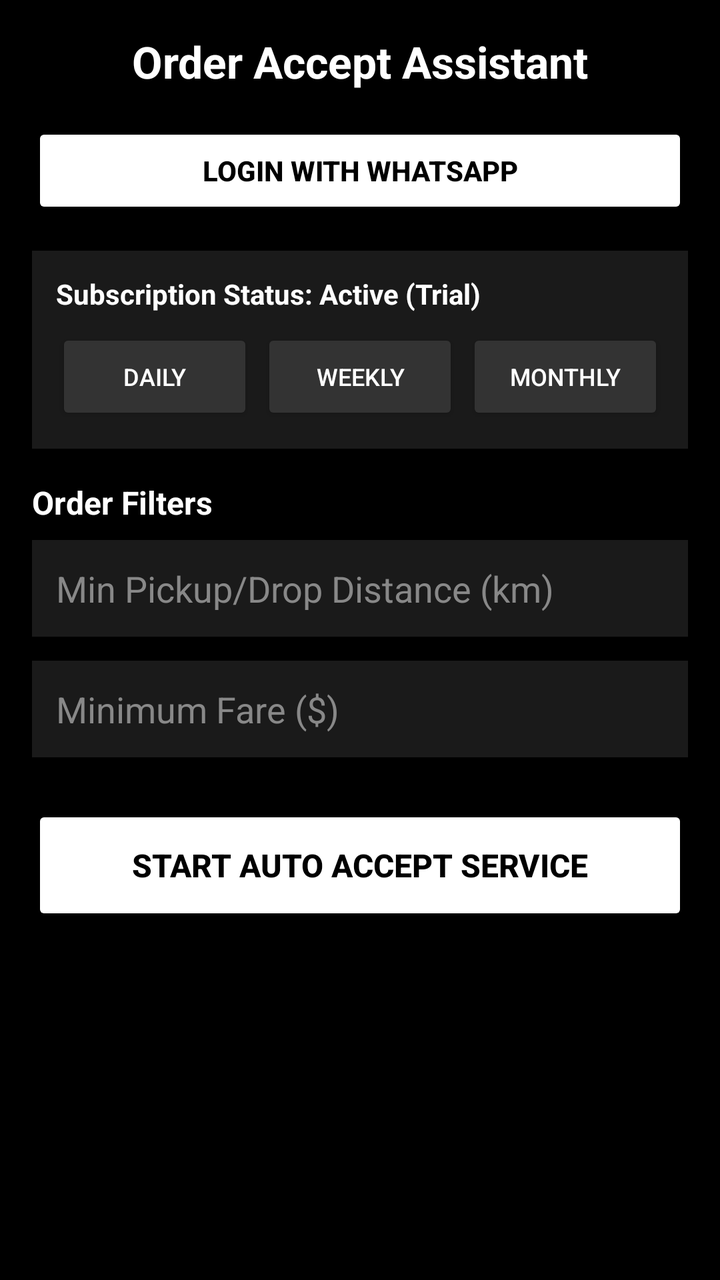
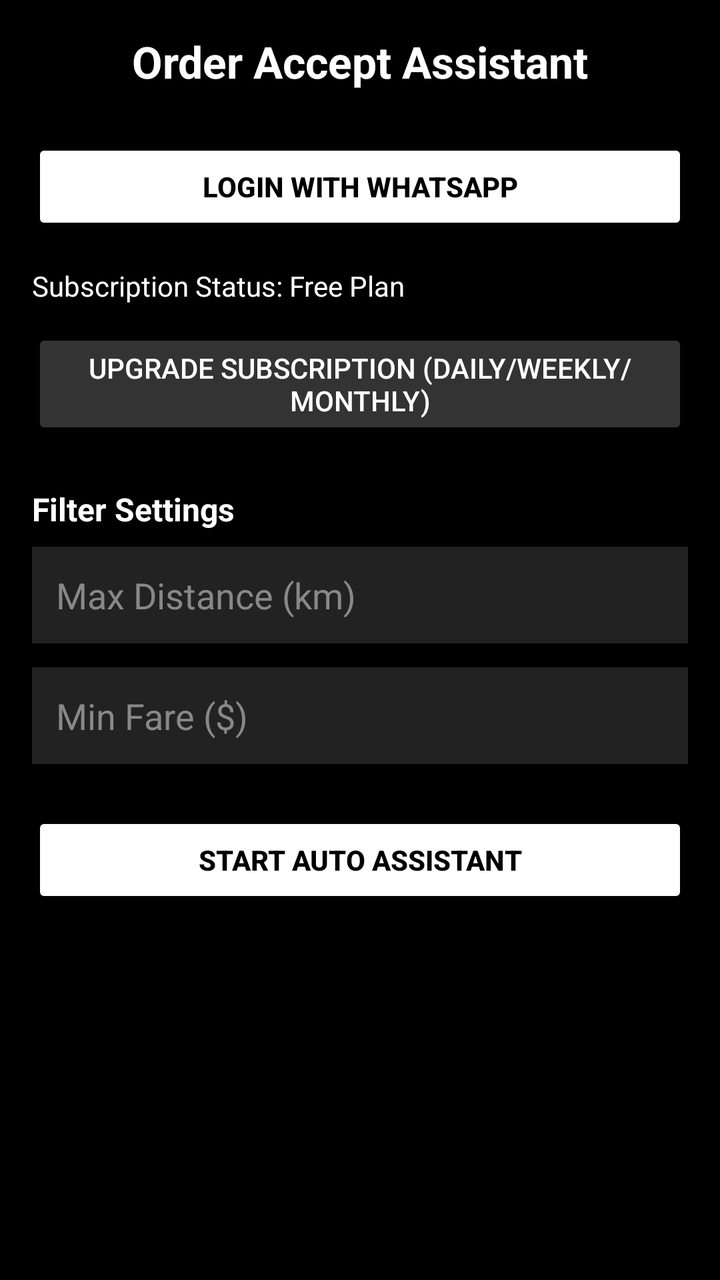

Two renders of the same Android screen: before a commit and after it. Below are the layout's source before the change and the commit's diff.
<!-- AndroidManifest.xml: application theme Theme.AppCompat.DayNight.NoActionBar -->
<!-- res/layout/activity_main.xml -->
<?xml version="1.0" encoding="utf-8"?>
<ScrollView xmlns:android="http://schemas.android.com/apk/res/android"
    android:layout_width="match_parent"
    android:layout_height="match_parent"
    android:background="#000000"
    android:padding="16dp">

    <LinearLayout
        android:layout_width="match_parent"
        android:layout_height="wrap_content"
        android:orientation="vertical">

        
        <TextView
            android:layout_width="match_parent"
            android:layout_height="wrap_content"
            android:text="Order Accept Assistant"
            android:textColor="#FFFFFF"
            android:textSize="22sp"
            android:textStyle="bold"
            android:gravity="center"
            android:paddingBottom="16dp"/>

        
        <Button
            android:id="@+id/btnWhatsAppLogin"
            android:layout_width="match_parent"
            android:layout_height="wrap_content"
            android:text="Login with WhatsApp"
            android:backgroundTint="#FFFFFF"
            android:textColor="#000000"
            android:textStyle="bold"
            android:layout_marginBottom="16dp"/>

        
        <LinearLayout
            android:layout_width="match_parent"
            android:layout_height="wrap_content"
            android:orientation="vertical"
            android:background="#1A1A1A"
            android:padding="12dp"
            android:layout_marginBottom="16dp">

            <TextView
                android:layout_width="wrap_content"
                android:layout_height="wrap_content"
                android:text="Subscription Status: Active (Trial)"
                android:textColor="#FFFFFF"
                android:textStyle="bold"
                android:textSize="14sp"
                android:layout_marginBottom="8dp"/>

            <LinearLayout
                android:layout_width="match_parent"
                android:layout_height="wrap_content"
                android:orientation="horizontal">

                <Button
                    android:id="@+id/btnDaily"
                    android:layout_width="0dp"
                    android:layout_height="wrap_content"
                    android:layout_weight="1"
                    android:text="Daily"
                    android:backgroundTint="#333333"
                    android:textColor="#FFFFFF"
                    android:textSize="12sp"/>

                <Button
                    android:id="@+id/btnWeekly"
                    android:layout_width="0dp"
                    android:layout_height="wrap_content"
                    android:layout_weight="1"
                    android:text="Weekly"
                    android:backgroundTint="#333333"
                    android:textColor="#FFFFFF"
                    android:textSize="12sp"
                    android:layout_marginStart="4dp"
                    android:layout_marginEnd="4dp"/>

                <Button
                    android:id="@+id/btnMonthly"
                    android:layout_width="0dp"
                    android:layout_height="wrap_content"
                    android:layout_weight="1"
                    android:text="Monthly"
                    android:backgroundTint="#333333"
                    android:textColor="#FFFFFF"
                    android:textSize="12sp"/>
            </LinearLayout>
        </LinearLayout>

        
        <TextView
            android:layout_width="wrap_content"
            android:layout_height="wrap_content"
            android:text="Order Filters"
            android:textColor="#FFFFFF"
            android:textStyle="bold"
            android:textSize="16sp"
            android:layout_marginBottom="8dp"/>

        <EditText
            android:id="@+id/etMinDistance"
            android:layout_width="match_parent"
            android:layout_height="wrap_content"
            android:hint="Min Pickup/Drop Distance (km)"
            android:textColorHint="#888888"
            android:textColor="#FFFFFF"
            android:background="#1A1A1A"
            android:padding="12dp"
            android:inputType="numberDecimal"
            android:layout_marginBottom="12dp"/>

        <EditText
            android:id="@+id/etMinFare"
            android:layout_width="match_parent"
            android:layout_height="wrap_content"
            android:hint="Minimum Fare ($)"
            android:textColorHint="#888888"
            android:textColor="#FFFFFF"
            android:background="#1A1A1A"
            android:padding="12dp"
            android:inputType="numberDecimal"
            android:layout_marginBottom="24dp"/>

        
        <Button
            android:id="@+id/btnToggleService"
            android:layout_width="match_parent"
            android:layout_height="60dp"
            android:text="Start Auto Accept Service"
            android:backgroundTint="#FFFFFF"
            android:textColor="#000000"
            android:textStyle="bold"
            android:textSize="16sp"/>

    </LinearLayout>
</ScrollView>
<!-- resources referenced by this layout -->
<resources>

</resources>

<!-- the commit's change to res/layout/activity_main.xml (unified diff, before → after) -->
@@ -1,138 +1,86 @@
 <?xml version="1.0" encoding="utf-8"?>
-<ScrollView xmlns:android="http://schemas.android.com/apk/res/android"
+<LinearLayout xmlns:android="http://schemas.android.com/apk/res/android"
     android:layout_width="match_parent"
     android:layout_height="match_parent"
     android:background="#000000"
+    android:orientation="vertical"
     android:padding="16dp">
 
-    <LinearLayout
+    <TextView
         android:layout_width="match_parent"
         android:layout_height="wrap_content"
-        android:orientation="vertical">
+        android:text="Order Accept Assistant"
+        android:textColor="#FFFFFF"
+        android:textSize="22sp"
+        android:textStyle="bold"
+        android:gravity="center"
+        android:paddingBottom="24dp"/>
 
-        
-        <TextView
-            android:layout_width="match_parent"
-            android:layout_height="wrap_content"
-            android:text="Order Accept Assistant"
-            android:textColor="#FFFFFF"
-            android:textSize="22sp"
-            android:textStyle="bold"
-            android:gravity="center"
-            android:paddingBottom="16dp"/>
+    <Button
+        android:id="@+id/btnLoginWhatsApp"
+        android:layout_width="match_parent"
+        android:layout_height="wrap_content"
+        android:backgroundTint="#FFFFFF"
+        android:text="Login with WhatsApp"
+        android:textColor="#000000"
+        android:textStyle="bold"
+        android:layout_marginBottom="16dp"/>
 
-        
-        <Button
-            android:id="@+id/btnWhatsAppLogin"
-            android:layout_width="match_parent"
-            android:layout_height="wrap_content"
-            android:text="Login with WhatsApp"
-            android:backgroundTint="#FFFFFF"
-            android:textColor="#000000"
-            android:textStyle="bold"
-            android:layout_marginBottom="16dp"/>
+    <TextView
+        android:layout_width="match_parent"
+        android:layout_height="wrap_content"
+        android:text="Subscription Status: Free Plan"
+        android:textColor="#FFFFFF"
+        android:textSize="14sp"
+        android:paddingBottom="12dp"/>
 
-        
-        <LinearLayout
-            android:layout_width="match_parent"
-            android:layout_height="wrap_content"
-            android:orientation="vertical"
-            android:background="#1A1A1A"
-            android:padding="12dp"
-            android:layout_marginBottom="16dp">
+    <Button
+        android:id="@+id/btnSubscribe"
+        android:layout_width="match_parent"
+        android:layout_height="wrap_content"
+        android:backgroundTint="#333333"
+        android:text="Upgrade Subscription (Daily/Weekly/Monthly)"
+        android:textColor="#FFFFFF"
+        android:layout_marginBottom="24dp"/>
 
-            <TextView
-                android:layout_width="wrap_content"
-                android:layout_height="wrap_content"
-                android:text="Subscription Status: Active (Trial)"
-                android:textColor="#FFFFFF"
-                android:textStyle="bold"
-                android:textSize="14sp"
-                android:layout_marginBottom="8dp"/>
+    <TextView
+        android:layout_width="match_parent"
+        android:layout_height="wrap_content"
+        android:text="Filter Settings"
+        android:textColor="#FFFFFF"
+        android:textSize="16sp"
+        android:textStyle="bold"
+        android:paddingBottom="8dp"/>
 
-            <LinearLayout
-                android:layout_width="match_parent"
-                android:layout_height="wrap_content"
-                android:orientation="horizontal">
+    <EditText
+        android:id="@+id/etMaxDistance"
+        android:layout_width="match_parent"
+        android:layout_height="wrap_content"
+        android:background="#222222"
+        android:hint="Max Distance (km)"
+        android:textColor="#FFFFFF"
+        android:textColorHint="#888888"
+        android:padding="12dp"
+        android:layout_marginBottom="12dp"/>
 
-                <Button
-                    android:id="@+id/btnDaily"
-                    android:layout_width="0dp"
-                    android:layout_height="wrap_content"
-                    android:layout_weight="1"
-                    android:text="Daily"
-                    android:backgroundTint="#333333"
-                    android:textColor="#FFFFFF"
-                    android:textSize="12sp"/>
+    <EditText
+        android:id="@+id/etMinFare"
+        android:layout_width="match_parent"
+        android:layout_height="wrap_content"
+        android:background="#222222"
+        android:hint="Min Fare ($)"
+        android:textColor="#FFFFFF"
+        android:textColorHint="#888888"
+        android:padding="12dp"
+        android:layout_marginBottom="24dp"/>
 
-                <Button
-                    android:id="@+id/btnWeekly"
-                    android:layout_width="0dp"
-                    android:layout_height="wrap_content"
-                    android:layout_weight="1"
-                    android:text="Weekly"
-                    android:backgroundTint="#333333"
-                    android:textColor="#FFFFFF"
-                    android:textSize="12sp"
-                    android:layout_marginStart="4dp"
-                    android:layout_marginEnd="4dp"/>
+    <Button
+        android:id="@+id/btnStartService"
+        android:layout_width="match_parent"
+        android:layout_height="wrap_content"
+        android:backgroundTint="#FFFFFF"
+        android:text="Start Auto Assistant"
+        android:textColor="#000000"
+        android:textStyle="bold"/>
 
-                <Button
-                    android:id="@+id/btnMonthly"
-                    android:layout_width="0dp"
-                    android:layout_height="wrap_content"
-                    android:layout_weight="1"
-                    android:text="Monthly"
-                    android:backgroundTint="#333333"
-                    android:textColor="#FFFFFF"
-                    android:textSize="12sp"/>
-            </LinearLayout>
-        </LinearLayout>
-
-        
-        <TextView
-            android:layout_width="wrap_content"
-            android:layout_height="wrap_content"
-            android:text="Order Filters"
-            android:textColor="#FFFFFF"
-            android:textStyle="bold"
-            android:textSize="16sp"
-            android:layout_marginBottom="8dp"/>
-
-        <EditText
-            android:id="@+id/etMinDistance"
-            android:layout_width="match_parent"
-            android:layout_height="wrap_content"
-            android:hint="Min Pickup/Drop Distance (km)"
-            android:textColorHint="#888888"
-            android:textColor="#FFFFFF"
-            android:background="#1A1A1A"
-            android:padding="12dp"
-            android:inputType="numberDecimal"
-            android:layout_marginBottom="12dp"/>
-
-        <EditText
-            android:id="@+id/etMinFare"
-            android:layout_width="match_parent"
-            android:layout_height="wrap_content"
-            android:hint="Minimum Fare ($)"
-            android:textColorHint="#888888"
-            android:textColor="#FFFFFF"
-            android:background="#1A1A1A"
-            android:padding="12dp"
-            android:inputType="numberDecimal"
-            android:layout_marginBottom="24dp"/>
-
-        
-        <Button
-            android:id="@+id/btnToggleService"
-            android:layout_width="match_parent"
-            android:layout_height="60dp"
-            android:text="Start Auto Accept Service"
-            android:backgroundTint="#FFFFFF"
-            android:textColor="#000000"
-            android:textStyle="bold"
-            android:textSize="16sp"/>
-
-    </LinearLayout>
-</ScrollView>
+</LinearLayout>
